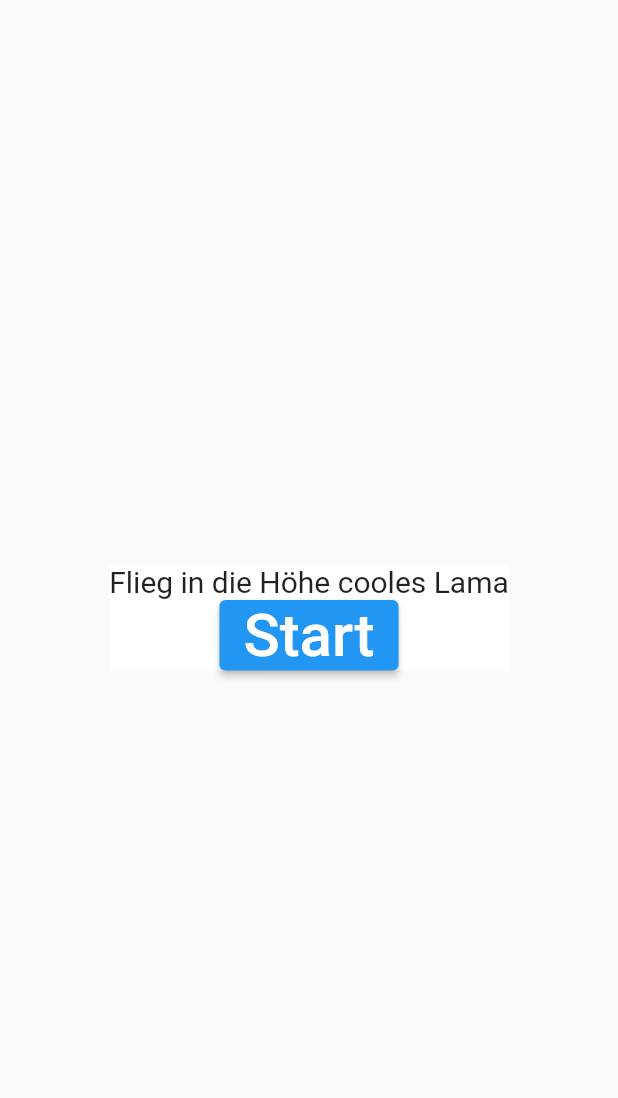
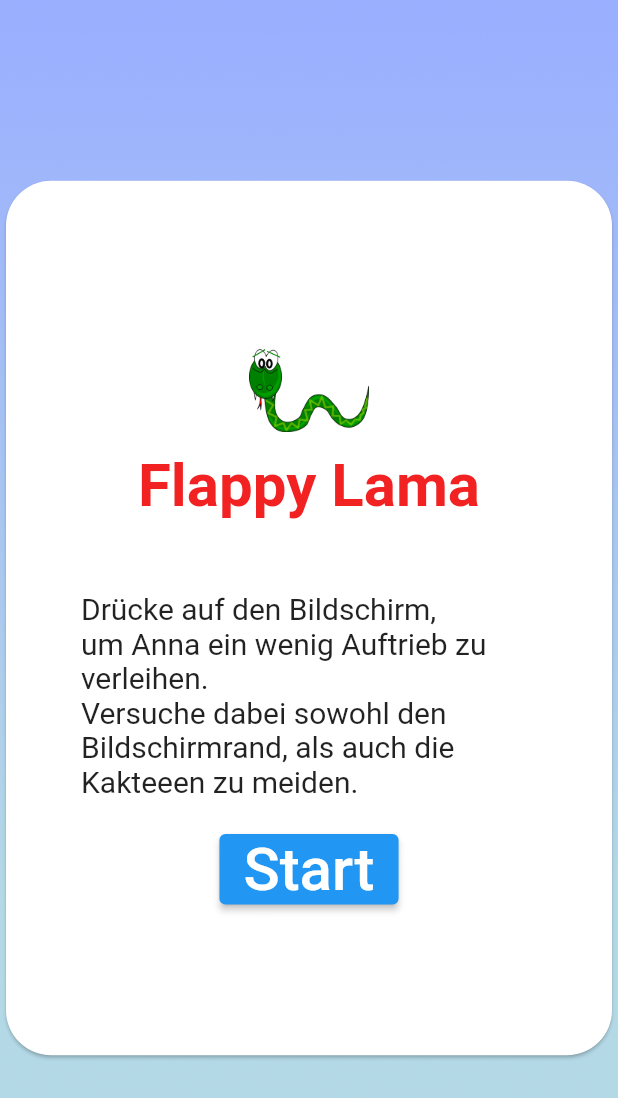
Before and after one commit to thm-mni-ii/lama, a Flutter app: the StartScreen screen opened directly with empty values, on a phone screen of 412 x 824 dp. Shown: the top 1098 px of the screen. Run offline on Flutter 3.47's test engine with Material 2 defaults, Android fonts, the phone set to English and light mode, and no system bars; our stand-ins replace audioplayers, bloc, bubble, equatable, flutter_bloc, flutter_markdown and 3 more; missing offline and left inert: flame; accounts and stored records are empty; statements that could not run were skipped; project files that could hold a hidden picture were left out.

Commit message:
add pngs + lots of sizing

```diff
--- a/lama_app/lib/flappyLama/flappyLamaGame.dart
+++ b/lama_app/lib/flappyLama/flappyLamaGame.dart
@@ -56,7 +56,8 @@ class FlappyLamaGame extends BaseGame with TapDetector, HasWidgetsOverlay {
     addWidgetOverlay(
         _startScreen,
         StartScreen(
-            onStartPressed: startGame
+
+          onStartPressed: startGame
         )
     );
     // add background
--- a/lama_app/lib/flappyLama/widgets/startScreen.dart
+++ b/lama_app/lib/flappyLama/widgets/startScreen.dart
@@ -2,22 +2,64 @@ import 'package:flutter/material.dart';
 
 
 class StartScreen extends StatelessWidget{
+
   final Function onStartPressed;
   const StartScreen(
+
     {@required this.onStartPressed}
   );
   @override
   Widget build(BuildContext context){
     return Scaffold(
-      body: Center(
-        child: Container(
+      body: Container(
+        width: MediaQuery.of(context).size.width,
+        height: MediaQuery.of(context).size.height,
+        decoration: BoxDecoration(
+          image: DecorationImage(
+            image: AssetImage(
+              'assets/images/png/himmel.png'
+            ),
+            fit: BoxFit.cover,
+          )
+        ),
+        child: Center(
+          child: Card(
+            shape: RoundedRectangleBorder(
+              borderRadius: BorderRadius.circular(30.0)
+            ),
             color: Color(0xffffffff),
+            child: Padding(
+              padding: EdgeInsets.symmetric(
+                horizontal:  50.0,
+                vertical: 100.0
+                ),
+
+
               child: Column(
                 mainAxisAlignment: MainAxisAlignment.center,
                 mainAxisSize: MainAxisSize.min,
                 children: [
+                  Container(
+                    width: 80,
+                    height: 80,
+                    decoration: BoxDecoration(
+                      image: DecorationImage(
+                        image: AssetImage(
+                          'assets/images/png/snake.png'
+                        ),
+                      )
+                    ),
+                  ),
                   Text(
-                "Flieg in die Höhe cooles Lama",
+                    "Flappy Lama\n",
+                    style: TextStyle(
+                      color: Color(0xfff22222),
+                      fontWeight: FontWeight.bold,
+                      fontSize: 40.0,
+                    ),
+                  ),
+                  Text(
+                    "Drücke auf den Bildschirm,\num Anna ein wenig Auftrieb zu verleihen.\nVersuche dabei sowohl den Bildschirmrand, als auch die Kakteeen zu meiden.\n",
                     style: TextStyle(fontSize: 20.0)
                   ),
                   ElevatedButton(
@@ -31,7 +73,8 @@ class StartScreen extends StatelessWidget{
                   ),
                 ],
               ),
-
+            ),
+          )
         ),
       ),
     );
```
Lines whose indentation alone changed are shown as unchanged.
